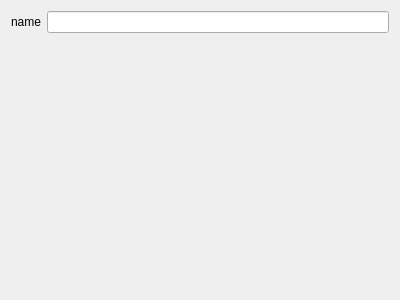
Before: the Qt Designer form CodeCreator/SingletonGenerator.ui in Ulle84/UllesSourceCode, drawn with Qt 5.
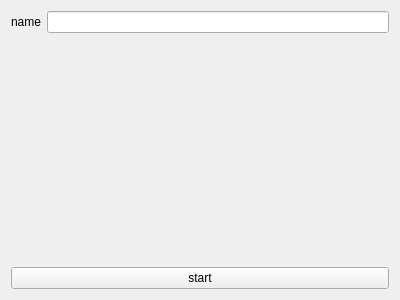
After: the same form once the commit is applied.

Diff of the .ui file:
```diff
--- a/CodeCreator/SingletonGenerator.ui
+++ b/CodeCreator/SingletonGenerator.ui
@@ -41,6 +41,13 @@
      </property>
     </spacer>
    </item>
+   <item>
+    <widget class="QPushButton" name="pushButtonStart">
+     <property name="text">
+      <string>start</string>
+     </property>
+    </widget>
+   </item>
   </layout>
  </widget>
  <resources/>
```
